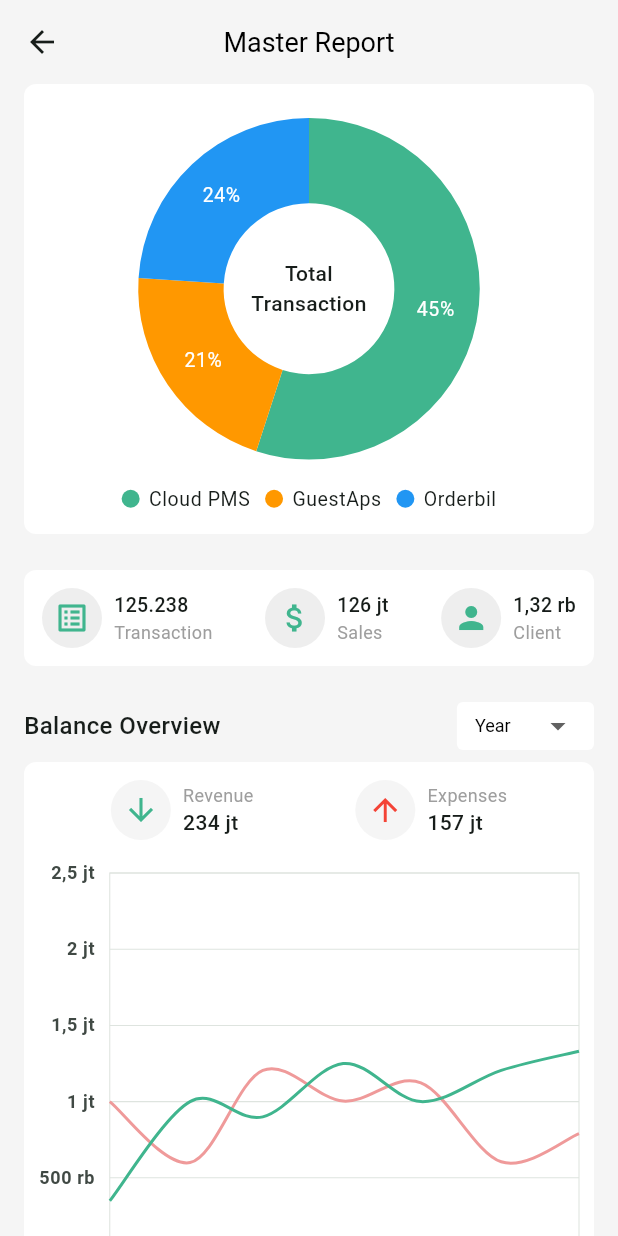
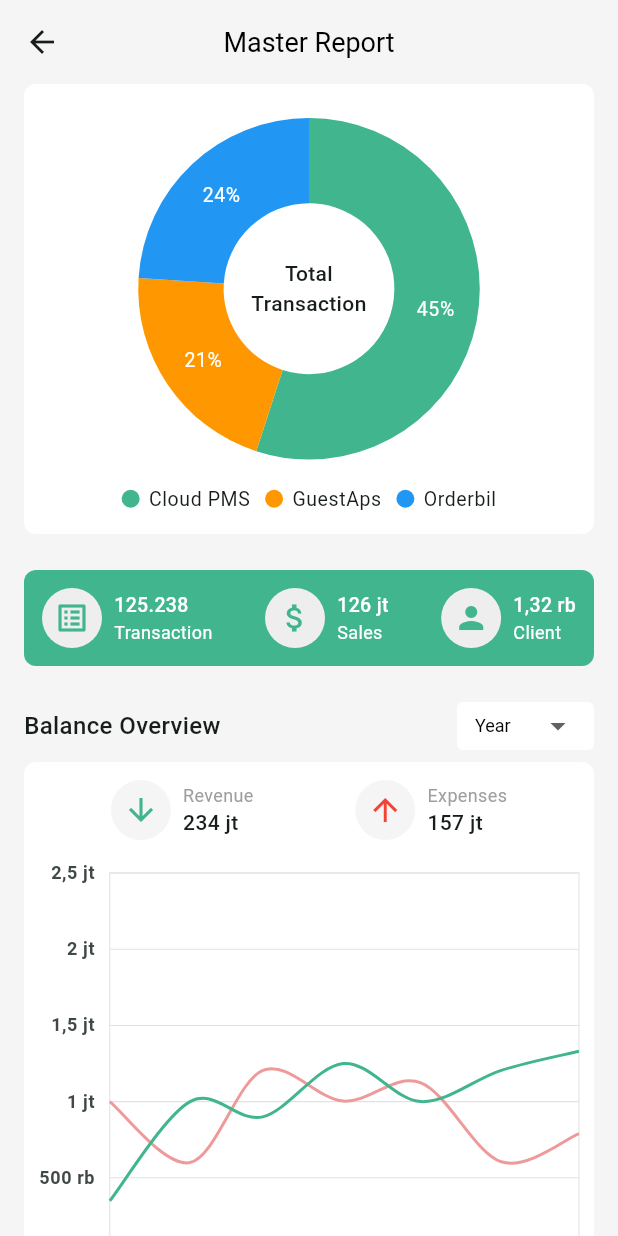
Before and after one commit to themaxsteel/insight_report_flutter, a Flutter app: the screen it shows after launch, item 4 of the bottom bar chosen, after a tap on the "list alt" icon, on a phone screen of 412 x 824 dp. Run offline on Flutter 3.47's test engine with Material 2 defaults, Android fonts, the phone set to English and light mode, and no system bars; our stand-ins replace bloc, equatable, flutter_bloc, syncfusion_flutter_charts, syncfusion_flutter_gauges; missing offline and left inert: flutter_web_frame.

Commit message:
adjust ui

```diff
--- a/lib/screen/dashboard/components/engagement_rate_chart.dart
+++ b/lib/screen/dashboard/components/engagement_rate_chart.dart
@@ -34,7 +34,7 @@ class _EngagementRateChartState extends State<EngagementRateChart> {
     return Container(
       margin: const EdgeInsets.symmetric(horizontal: 16),
       decoration: BoxDecoration(
-        color: Colors.white,
+        color: AppTheme.primaryColor,
         borderRadius: BorderRadius.circular(8),
       ),
       child: Column(
@@ -47,39 +47,44 @@ class _EngagementRateChartState extends State<EngagementRateChart> {
               children: [
                 Text(
                   "Engagement Rate (24% vs 27-30 July)",
-                  style: TextStyle(color: Colors.grey, fontSize: 13),
+                  style: TextStyle(color: Colors.white, fontSize: 13),
                 ),
                 Text(
                   "19,324.24",
-                  style: TextStyle(fontWeight: FontWeight.w500, fontSize: 24),
+                  style: TextStyle(fontWeight: FontWeight.w500, fontSize: 24, color: Colors.white),
                 ),
-                Text(
-                  "+21,25%",
-                  style: TextStyle(color: Color(0xFF40b58e), fontSize: 13),
-                ),
+                // Text(
+                //   "+21,25%",
+                //   style: TextStyle(color: Colors.white, fontSize: 13),
+                // ),
               ],
             ),
           ),
           SizedBox(
             height: 250,
+            child: ClipRRect(
+              borderRadius: BorderRadius.circular(8),
               child: SfCartesianChart(
+                backgroundColor: AppTheme.primaryColor,
                 series: _getDefaultLineSeries(),
                 primaryXAxis: DateTimeAxis(
                   dateFormat: DateFormat("EEE"),
                   edgeLabelPlacement: EdgeLabelPlacement.shift,
                   interval: 1,
                   majorGridLines: const MajorGridLines(width: 0),
+                  labelStyle: const TextStyle(color: Colors.white),
                 ),
                 primaryYAxis: NumericAxis(
                   numberFormat: NumberFormat.compactCurrency(decimalDigits: 0, symbol: ''),
                   maximum: 20000,
                   minimum: 0,
-                labelStyle: const TextStyle(fontWeight: FontWeight.bold),
+                  labelStyle: const TextStyle(fontWeight: FontWeight.bold, color: Colors.white),
                   edgeLabelPlacement: EdgeLabelPlacement.shift,
                   axisLine: const AxisLine(width: 0),
                   majorTickLines: const MajorTickLines(color: Colors.transparent),
                 ),
                 tooltipBehavior: TooltipBehavior(enable: true),
+              ),
             ),
           ),
         ],
@@ -104,13 +109,13 @@ class _EngagementRateChartState extends State<EngagementRateChart> {
       ),
       SplineAreaSeries<_ChartData, DateTime>(
         splineType: SplineType.natural,
-        borderColor: AppTheme.primaryColor,
+        borderColor: Colors.white,
         borderWidth: 2,
         gradient: LinearGradient(
           colors: <Color>[
             Colors.transparent,
-            AppTheme.primaryColor.withOpacity(0.1),
-            AppTheme.primaryColor.withOpacity(0.35)
+            Colors.white.withOpacity(0.15),
+            Colors.white.withOpacity(0.45),
           ],
           stops: const <double>[0.0, 0.4, 1.0],
           begin: Alignment.bottomCenter,
@@ -122,7 +127,12 @@ class _EngagementRateChartState extends State<EngagementRateChart> {
         xValueMapper: (_ChartData sales, _) => sales.x,
         yValueMapper: (_ChartData sales, _) => sales.y,
         name: 'Rate',
-        markerSettings: const MarkerSettings(isVisible: true, borderWidth: 4, borderColor: AppTheme.primaryColor),
+        markerSettings: const MarkerSettings(
+          isVisible: true,
+          borderWidth: 3,
+          borderColor: Colors.white,
+          color: AppTheme.primaryColor,
+        ),
       ),
     ];
   }
--- a/lib/screen/insight/insight_screen.dart
+++ b/lib/screen/insight/insight_screen.dart
@@ -47,9 +47,9 @@ class InsightScreen extends StatelessWidget {
                 ),
                 primaryYAxis: NumericAxis(
                   numberFormat: NumberFormat.compactCurrency(locale: "ID_id", symbol: ''),
-                  maximum: 7000000,
+                  maximum: 25000000,
                   minimum: 0,
-                  interval: 1000000,
+                  interval: 5000000,
                   labelStyle: const TextStyle(fontWeight: FontWeight.bold),
                   axisLine: const AxisLine(width: 0),
                   majorTickLines: const MajorTickLines(size: 0),
@@ -123,10 +123,12 @@ class InsightScreen extends StatelessWidget {
 
   List<ColumnSeries<ChartSampleData, String>> _getSeries() {
     List<ChartSampleData> chartData = [
-      ChartSampleData(x: 'Minggu-1', y: 2423500),
-      ChartSampleData(x: 'Minggu-2', y: 3523500),
-      ChartSampleData(x: 'Minggu-3', y: 2000000),
-      ChartSampleData(x: 'Minggu-4', y: 6053000),
+      ChartSampleData(x: 'Januari', y: 22423500),
+      ChartSampleData(x: 'Februari', y: 13523500),
+      ChartSampleData(x: 'Maret', y: 14800000),
+      ChartSampleData(x: 'April', y: 19053000),
+      ChartSampleData(x: 'Mei', y: 17053000),
+      ChartSampleData(x: 'Juni', y: 14053000),
     ];
     return <ColumnSeries<ChartSampleData, String>>[
       ColumnSeries<ChartSampleData, String>(
--- a/lib/screen/master_data/components/selling_report_chart.dart
+++ b/lib/screen/master_data/components/selling_report_chart.dart
@@ -40,7 +40,7 @@ class SellingReportChart extends StatelessWidget {
           margin: const EdgeInsets.symmetric(horizontal: 16),
           padding: const EdgeInsets.all(12),
           decoration: BoxDecoration(
-            color: Colors.white,
+            color: AppTheme.primaryColor,
             borderRadius: BorderRadius.circular(8),
           ),
           child: Column(
@@ -127,9 +127,9 @@ class SellingReportChart extends StatelessWidget {
           children: [
             Text(
               title,
-              style: const TextStyle(fontWeight: FontWeight.w500, fontSize: 13),
+              style: const TextStyle(fontWeight: FontWeight.w500, fontSize: 13, color: Colors.white),
             ),
-            Text(subtitle, style: const TextStyle(fontSize: 12, color: Colors.grey)),
+            Text(subtitle, style: const TextStyle(fontSize: 12, color: Colors.white)),
           ],
         ),
       ],
```
Lines whose indentation alone changed are shown as unchanged.
